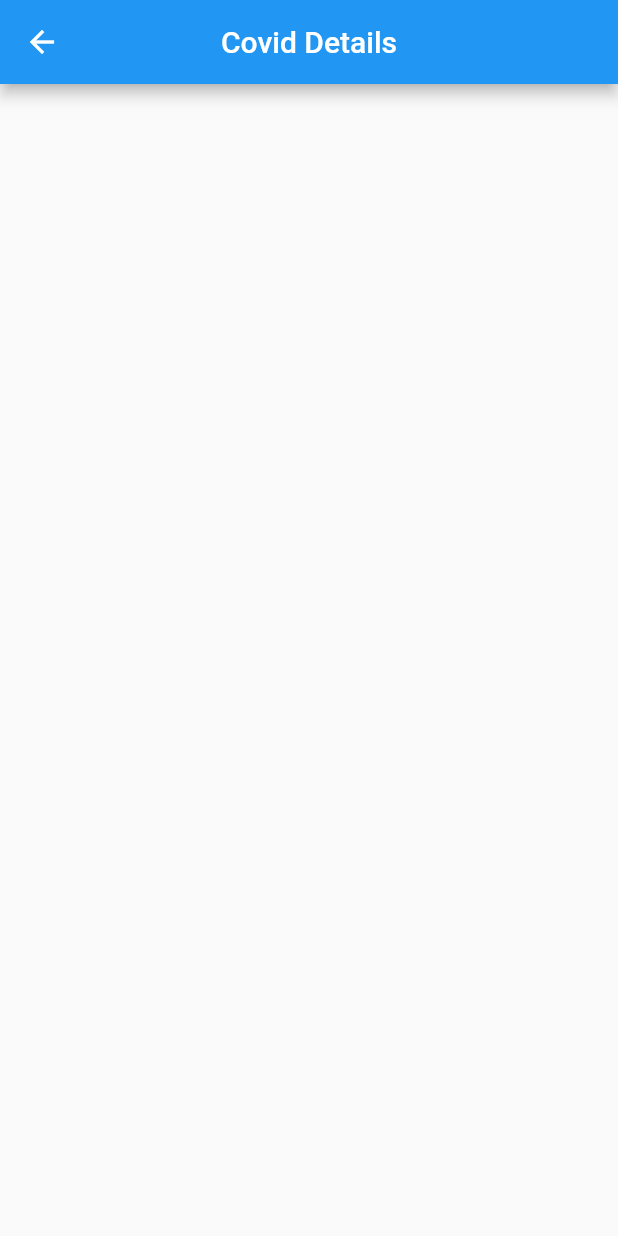
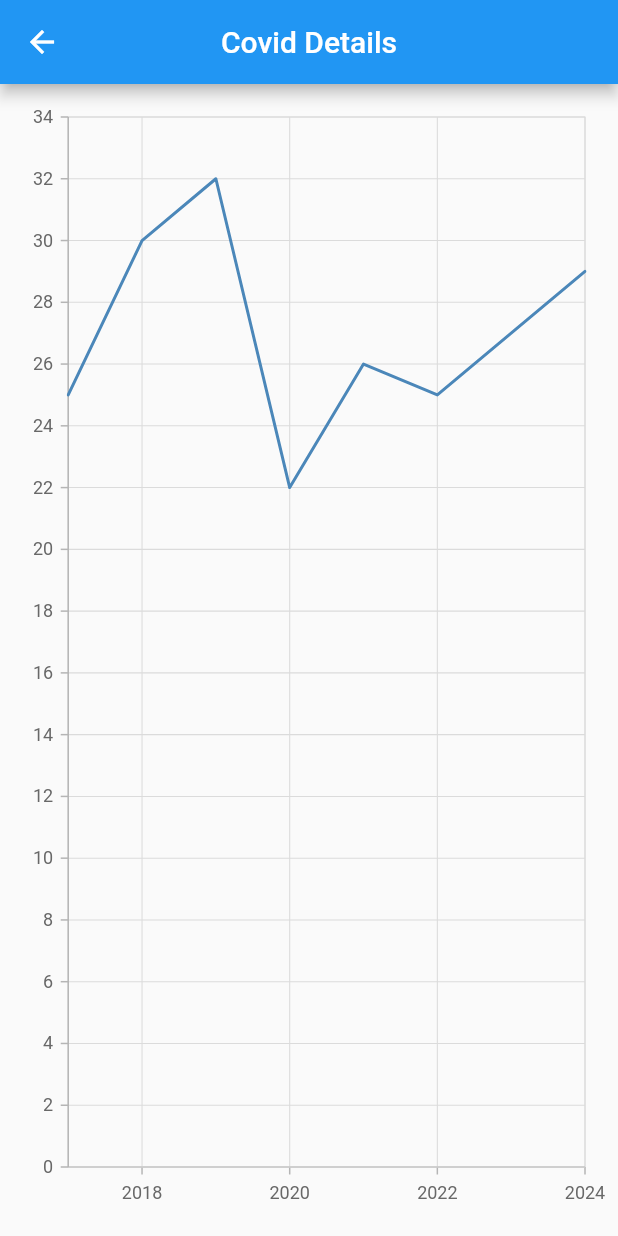
Before and after one commit to anurag548/news_viewer, a Flutter app: the CovidChart screen opened directly, on a phone screen of 412 x 824 dp. Run offline on Flutter 3.47's test engine with Material 2 defaults, Android fonts, the phone set to English and light mode, and no system bars; our stand-ins replace firebase_auth, firebase_core, syncfusion_flutter_charts; accounts and stored records are empty.

```diff
--- a/lib/make_chart.dart
+++ /dev/null
@@ -1 +0,0 @@
-import 'package:flutter/material.dart';
--- /dev/null
+++ b/lib/models/news.dart
@@ -0,0 +1,54 @@
+import 'package:news_viewer/services/base_client.dart';
+import 'dart:core';
+
+class News {
+  List<ArticleModel> news = [];
+  var totalResults;
+
+  getNews() async {
+    var response = await BaseClient().get(
+        'https://newsapi.org/v2/top-headlines?country=us&apiKey=',
+        'b0dd779723ea4f569aa9c5c794a04594');
+    //print(response);
+
+    if (response['status'] == 'ok') {
+      totalResults = response['totalResults'];
+      response["articles"].forEach((elements) {
+        if (elements['urlToImage'] != null &&
+            elements['description'] != null &&
+            elements['author'] != null &&
+            elements['url'] != null &&
+            elements['title'] != null &&
+            elements['content'] != null) {
+          ArticleModel articleModel = ArticleModel(
+              author: elements['author'],
+              decriptions: elements['description'],
+              content: elements['content'],
+              title: elements['title'],
+              url: elements['url'],
+              urlToImage: elements['urlToImage']);
+          news.add(articleModel);
+        }
+      });
+    } else {
+      print('error');
+    }
+  }
+}
+
+class ArticleModel {
+  String title;
+  String decriptions;
+  String url;
+  String urlToImage;
+  String content;
+  String author;
+
+  ArticleModel(
+      {required this.author,
+      required this.decriptions,
+      required this.content,
+      required this.title,
+      required this.url,
+      required this.urlToImage});
+}
--- a/lib/newsandcovid/covid_chart.dart
+++ b/lib/newsandcovid/covid_chart.dart
@@ -1,5 +1,6 @@
 import 'package:flutter/material.dart';
-import 'package:news_viewer/newsandcovid/drawer_menu.dart';
+import 'package:news_viewer/newsandcovid/make_chart.dart';
+//import 'package:news_viewer/newsandcovid/drawer_menu.dart';
 
 class CovidChart extends StatefulWidget {
   const CovidChart({Key? key}) : super(key: key);
@@ -17,6 +18,7 @@ class _CovidChartState extends State<CovidChart> {
         title: Text('Covid Details'),
         centerTitle: true,
       ),
+      body: MakeChart(),
     );
   }
 }
--- a/lib/newsandcovid/fav_news.dart
+++ b/lib/newsandcovid/fav_news.dart
@@ -26,10 +26,9 @@ class _FavNewsState extends State<FavNews> {
         centerTitle: true,
       ),
       body: ListView.builder(
-          itemCount: 3,
+          itemCount: 2,
           itemBuilder: ((context, index) {
-            return NewsTile(
-                title[index], desc[index], content[index], url, imageURL);
+            return SizedBox(height: 10);
           })),
     );
   }
--- /dev/null
+++ b/lib/newsandcovid/make_chart.dart
@@ -0,0 +1,42 @@
+import 'package:flutter/material.dart';
+import 'package:syncfusion_flutter_charts/charts.dart';
+
+class MakeChart extends StatelessWidget {
+  MakeChart({Key? key}) : super(key: key);
+
+  List<Data> _chartData = [
+    Data(2017, 25),
+    Data(2018, 30),
+    Data(2019, 32),
+    Data(2020, 22),
+    Data(2021, 26),
+    Data(2022, 25),
+    Data(2023, 27),
+    Data(2024, 29),
+  ];
+  @override
+  Widget build(BuildContext context) {
+    return SafeArea(
+        child: Padding(
+            padding: EdgeInsets.all(12),
+            child: Container(
+              // constraints: BoxConstraints(
+              //   maxHeight: 200,
+              //   maxWidth: 200,
+              // ),
+              //color: Colors.amber,
+              child: SfCartesianChart(series: <ChartSeries>[
+                LineSeries<Data, double>(
+                    dataSource: _chartData,
+                    xValueMapper: (Data sales, _) => sales.year,
+                    yValueMapper: (Data sales, _) => sales.sales),
+              ]),
+            )));
+  }
+}
+
+class Data {
+  final double year;
+  final double sales;
+  Data(this.year, this.sales);
+}
--- a/pubspec.yaml
+++ b/pubspec.yaml
@@ -35,6 +35,9 @@ dependencies:
   # Use with the CupertinoIcons class for iOS style icons.
   cupertino_icons: ^1.0.2
   syncfusion_flutter_charts: ^20.1.52
+  firebase_core: ^1.16.0
+  firebase_auth: ^3.3.17
+  http: ^0.13.4
 
 dev_dependencies:
   flutter_test:
```
Also changed, not shown: lib/login.dart (+24 -9 lines), lib/main.dart (+5 -2 lines), lib/newsandcovid/default_home.dart (+37 -4 lines), lib/newsandcovid/news_tile.dart (+11 -4 lines), lib/services/app_exceptions.dart (added, +27 -0 lines), lib/services/base_client.dart (added, +61 -0 lines), pubspec.lock, 3 other files.
